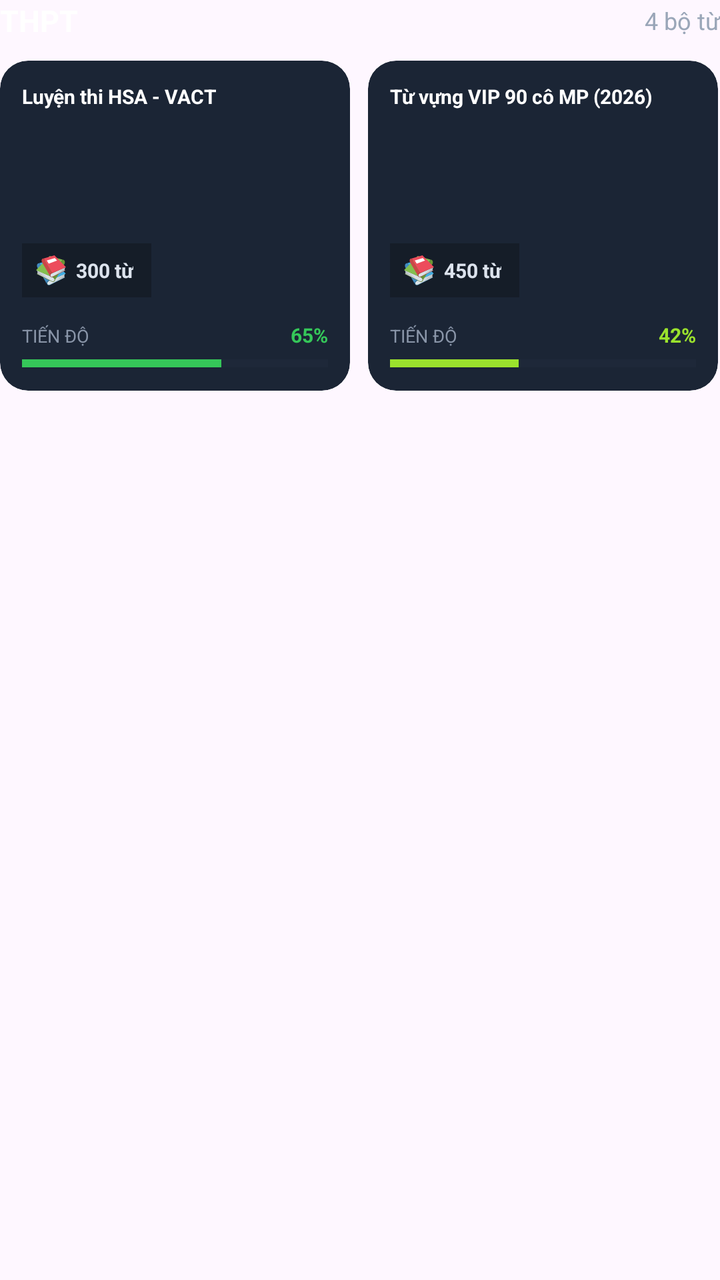
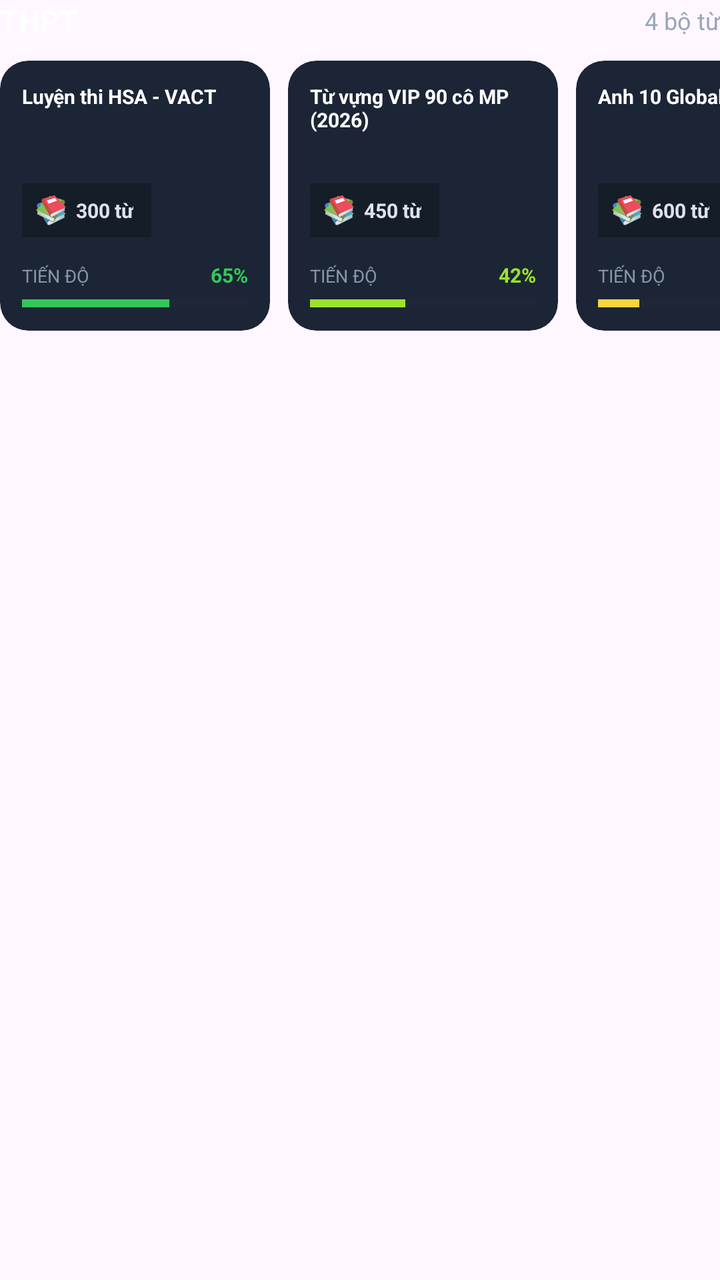

The first picture is an Android layout as it rendered before a commit; the second is the same layout after the commit. The layout source and the unified diff follow.
<!-- AndroidManifest.xml: application theme Theme.Kenglish -->
<!-- res/layout/trangchu_dslotrinh_thpt.xml -->
<?xml version="1.0" encoding="utf-8"?>
<LinearLayout
    xmlns:android="http://schemas.android.com/apk/res/android"
    xmlns:app="http://schemas.android.com/apk/res-auto"
    android:layout_width="match_parent"
    android:layout_height="wrap_content"
    android:layout_marginTop="18dp"
    android:orientation="vertical">


    
    
    

    <LinearLayout
        android:layout_width="match_parent"
        android:layout_height="wrap_content"
        android:gravity="center_vertical"
        android:orientation="horizontal">


        
        <TextView
            android:id="@+id/txt_tieu_de_thpt"
            android:layout_width="0dp"
            android:layout_height="wrap_content"
            android:layout_weight="1"
            android:text="THPT"
            android:textColor="#FFFFFF"
            android:textSize="15sp"
            android:textStyle="bold" />


        
        <TextView
            android:id="@+id/txt_so_bo_thpt"
            android:layout_width="wrap_content"
            android:layout_height="wrap_content"
            android:text="4 bộ từ"
            android:textColor="#9AA6B8"
            android:textSize="12sp" />


    </LinearLayout>


    
    
    

    <HorizontalScrollView
        android:id="@+id/cuon_bo_tu_thpt"
        android:layout_width="match_parent"
        android:layout_height="wrap_content"
        android:layout_marginTop="10dp"
        android:clipToPadding="false"
        android:overScrollMode="never"
        android:scrollbars="none">


        <LinearLayout
            android:id="@+id/danh_sach_bo_tu_thpt"
            android:layout_width="wrap_content"
            android:layout_height="wrap_content"
            android:orientation="horizontal">


            
            
            

            <com.google.android.material.card.MaterialCardView
                android:id="@+id/the_thpt_co_ban"
                android:layout_width="175dp"
                android:layout_height="165dp"
                android:layout_marginEnd="9dp"
                app:cardBackgroundColor="#1B2535"
                app:cardCornerRadius="14dp"
                app:cardElevation="0dp"
                app:strokeWidth="0dp">


                <LinearLayout
                    android:layout_width="match_parent"
                    android:layout_height="match_parent"
                    android:orientation="vertical"
                    android:padding="11dp">


                    
                    <TextView
                        android:layout_width="match_parent"
                        android:layout_height="0dp"
                        android:layout_weight="1"
                        android:maxLines="2"
                        android:text="Luyện thi HSA - VACT"
                        android:textColor="#FFFFFF"
                        android:textSize="10sp"
                        android:textStyle="bold" />


                    
                    <LinearLayout
                        android:layout_width="wrap_content"
                        android:layout_height="27dp"
                        android:background="#151D28"
                        android:gravity="center_vertical"
                        android:orientation="horizontal"
                        android:paddingStart="7dp"
                        android:paddingEnd="9dp">


                        <ImageView
                            android:layout_width="15dp"
                            android:layout_height="15dp"
                            android:contentDescription="Icon bộ từ"
                            android:src="@drawable/nen_nhan_lo_trinh" />


                        <TextView
                            android:layout_width="wrap_content"
                            android:layout_height="wrap_content"
                            android:layout_marginStart="5dp"
                            android:text="300 từ"
                            android:textColor="#DCE3ED"
                            android:textSize="10sp"
                            android:textStyle="bold" />


                    </LinearLayout>


                    
                    <LinearLayout
                        android:layout_width="match_parent"
                        android:layout_height="wrap_content"
                        android:layout_marginTop="12dp"
                        android:orientation="horizontal">


                        <TextView
                            android:layout_width="0dp"
                            android:layout_height="wrap_content"
                            android:layout_weight="1"
                            android:text="TIẾN ĐỘ"
                            android:textColor="#8995A8"
                            android:textSize="9sp" />


                        <TextView
                            android:layout_width="wrap_content"
                            android:layout_height="wrap_content"
                            android:text="65%"
                            android:textColor="#35C759"
                            android:textSize="10sp"
                            android:textStyle="bold" />


                    </LinearLayout>


                    <ProgressBar
                        style="?android:attr/progressBarStyleHorizontal"
                        android:layout_width="match_parent"
                        android:layout_height="5dp"
                        android:layout_marginTop="5dp"
                        android:max="100"
                        android:progress="65"
                        android:progressBackgroundTint="#2A3547"
                        android:progressTint="#35C759" />


                </LinearLayout>


            </com.google.android.material.card.MaterialCardView>


            
            
            

            <com.google.android.material.card.MaterialCardView
                android:id="@+id/the_thpt_450"
                android:layout_width="175dp"
                android:layout_height="165dp"
                android:layout_marginEnd="9dp"
                app:cardBackgroundColor="#1B2535"
                app:cardCornerRadius="14dp"
                app:cardElevation="0dp"
                app:strokeWidth="0dp">


                <LinearLayout
                    android:layout_width="match_parent"
                    android:layout_height="match_parent"
                    android:orientation="vertical"
                    android:padding="11dp">


                    <TextView
                        android:layout_width="match_parent"
                        android:layout_height="0dp"
                        android:layout_weight="1"
                        android:maxLines="2"
                        android:text="Từ vựng VIP 90 cô MP (2026)"
                        android:textColor="#FFFFFF"
                        android:textSize="10sp"
                        android:textStyle="bold" />


                    <LinearLayout
                        android:layout_width="wrap_content"
                        android:layout_height="27dp"
                        android:background="#151D28"
                        android:gravity="center_vertical"
                        android:orientation="horizontal"
                        android:paddingStart="7dp"
                        android:paddingEnd="9dp">


                        <ImageView
                            android:layout_width="15dp"
                            android:layout_height="15dp"
                            android:contentDescription="Icon bộ từ"
                            android:src="@drawable/nen_nhan_lo_trinh" />


                        <TextView
                            android:layout_width="wrap_content"
                            android:layout_height="wrap_content"
                            android:layout_marginStart="5dp"
                            android:text="450 từ"
                            android:textColor="#DCE3ED"
                            android:textSize="10sp"
                            android:textStyle="bold" />


                    </LinearLayout>


                    <LinearLayout
                        android:layout_width="match_parent"
                        android:layout_height="wrap_content"
                        android:layout_marginTop="12dp"
                        android:orientation="horizontal">


                        <TextView
                            android:layout_width="0dp"
                            android:layout_height="wrap_content"
                            android:layout_weight="1"
                            android:text="TIẾN ĐỘ"
                            android:textColor="#8995A8"
                            android:textSize="9sp" />


                        <TextView
                            android:layout_width="wrap_content"
                            android:layout_height="wrap_content"
                            android:text="42%"
                            android:textColor="#9BE22D"
                            android:textSize="10sp"
                            android:textStyle="bold" />


                    </LinearLayout>


                    <ProgressBar
                        style="?android:attr/progressBarStyleHorizontal"
                        android:layout_width="match_parent"
                        android:layout_height="5dp"
                        android:layout_marginTop="5dp"
                        android:max="100"
                        android:progress="42"
                        android:progressBackgroundTint="#2A3547"
                        android:progressTint="#9BE22D" />


                </LinearLayout>


            </com.google.android.material.card.MaterialCardView>


            
            
            

            <com.google.android.material.card.MaterialCardView
                android:id="@+id/the_thpt_650"
                android:layout_width="175dp"
                android:layout_height="165dp"
                android:layout_marginEnd="9dp"
                app:cardBackgroundColor="#1B2535"
                app:cardCornerRadius="14dp"
                app:cardElevation="0dp"
                app:strokeWidth="0dp">


                <LinearLayout
                    android:layout_width="match_parent"
                    android:layout_height="match_parent"
                    android:orientation="vertical"
                    android:padding="11dp">


                    <TextView
                        android:layout_width="match_parent"
                        android:layout_height="0dp"
                        android:layout_weight="1"
                        android:maxLines="2"
                        android:text="Anh 10 Global Success"
                        android:textColor="#FFFFFF"
                        android:textSize="10sp"
                        android:textStyle="bold" />


                    <LinearLayout
                        android:layout_width="wrap_content"
                        android:layout_height="27dp"
                        android:background="#151D28"
                        android:gravity="center_vertical"
                        android:orientation="horizontal"
                        android:paddingStart="7dp"
                        android:paddingEnd="9dp">


                        <ImageView
                            android:layout_width="15dp"
                            android:layout_height="15dp"
                            android:contentDescription="Icon bộ từ"
                            android:src="@drawable/nen_nhan_lo_trinh" />


                        <TextView
                            android:layout_width="wrap_content"
                            android:layout_height="wrap_content"
                            android:layout_marginStart="5dp"
                            android:text="600 từ"
                            android:textColor="#DCE3ED"
                            android:textSize="10sp"
                            android:textStyle="bold" />


                    </LinearLayout>


                    <LinearLayout
                        android:layout_width="match_parent"
                        android:layout_height="wrap_content"
                        android:layout_marginTop="12dp"
                        android:orientation="horizontal">


                        <TextView
                            android:layout_width="0dp"
                            android:layout_height="wrap_content"
                            android:layout_weight="1"
                            android:text="TIẾN ĐỘ"
                            android:textColor="#8995A8"
                            android:textSize="9sp" />


                        <TextView
                            android:layout_width="wrap_content"
                            android:layout_height="wrap_content"
                            android:text="18%"
                            android:textColor="#FFD43B"
                            android:textSize="10sp"
                            android:textStyle="bold" />


                    </LinearLayout>


                    <ProgressBar
                        style="?android:attr/progressBarStyleHorizontal"
                        android:layout_width="match_parent"
                        android:layout_height="5dp"
                        android:layout_marginTop="5dp"
                        android:max="100"
                        android:progress="18"
                        android:progressBackgroundTint="#2A3547"
                        android:progressTint="#FFD43B" />


                </LinearLayout>


            </com.google.android.material.card.MaterialCardView>


            
            
            

            <com.google.android.material.card.MaterialCardView
                android:id="@+id/the_thpt_850"
                android:layout_width="175dp"
                android:layout_height="165dp"
                app:cardBackgroundColor="#1B2535"
                app:cardCornerRadius="14dp"
                app:cardElevation="0dp"
                app:strokeWidth="0dp">


                <LinearLayout
                    android:layout_width="match_parent"
                    android:layout_height="match_parent"
                    android:orientation="vertical"
                    android:padding="11dp">


                    <TextView
                        android:layout_width="match_parent"
                        android:layout_height="0dp"
                        android:layout_weight="1"
                        android:maxLines="2"
                        android:text="1000 từ vựng trọng điểm 2026"
                        android:textColor="#FFFFFF"
                        android:textSize="10sp"
                        android:textStyle="bold" />


                    <LinearLayout
                        android:layout_width="wrap_content"
                        android:layout_height="27dp"
                        android:background="#151D28"
                        android:gravity="center_vertical"
                        android:orientation="horizontal"
                        android:paddingStart="7dp"
                        android:paddingEnd="9dp">


                        <ImageView
                            android:layout_width="15dp"
                            android:layout_height="15dp"
                            android:contentDescription="Icon bộ từ"
                            android:src="@drawable/nen_nhan_lo_trinh" />


                        <TextView
                            android:layout_width="wrap_content"
                            android:layout_height="wrap_content"
                            android:layout_marginStart="5dp"
                            android:text="800 từ"
                            android:textColor="#DCE3ED"
                            android:textSize="10sp"
                            android:textStyle="bold" />


                    </LinearLayout>


                    <LinearLayout
                        android:layout_width="match_parent"
                        android:layout_height="wrap_content"
                        android:layout_marginTop="12dp"
                        android:orientation="horizontal">


                        <TextView
                            android:layout_width="0dp"
                            android:layout_height="wrap_content"
                            android:layout_weight="1"
                            android:text="TIẾN ĐỘ"
                            android:textColor="#8995A8"
                            android:textSize="9sp" />


                        <TextView
                            android:layout_width="wrap_content"
                            android:layout_height="wrap_content"
                            android:text="0%"
                            android:textColor="#22A8E8"
                            android:textSize="10sp"
                            android:textStyle="bold" />


                    </LinearLayout>


                    <ProgressBar
                        style="?android:attr/progressBarStyleHorizontal"
                        android:layout_width="match_parent"
                        android:layout_height="5dp"
                        android:layout_marginTop="5dp"
                        android:max="100"
                        android:progress="0"
                        android:progressBackgroundTint="#2A3547"
                        android:progressTint="#22A8E8" />


                </LinearLayout>


            </com.google.android.material.card.MaterialCardView>


        </LinearLayout>


    </HorizontalScrollView>


</LinearLayout>
<!-- resources referenced by this layout -->
<resources>
  <!-- drawable nen_nhan_lo_trinh: vector/xml drawable (drawable, 2788 chars, omitted) -->
  <style name="Theme.Kenglish" parent="Base.Theme.Kenglish" />
  <style name="Base.Theme.Kenglish" parent="Theme.Material3.DayNight.NoActionBar">
          
          
      </style>
</resources>

<!-- the commit's change to res/layout/trangchu_dslotrinh_thpt.xml (unified diff, before → after) -->
@@ -71,8 +71,8 @@
 
             <com.google.android.material.card.MaterialCardView
                 android:id="@+id/the_thpt_co_ban"
-                android:layout_width="175dp"
-                android:layout_height="165dp"
+                android:layout_width="135dp"
+                android:layout_height="135dp"
                 android:layout_marginEnd="9dp"
                 app:cardBackgroundColor="#1B2535"
                 app:cardCornerRadius="14dp"
@@ -182,8 +182,8 @@
 
             <com.google.android.material.card.MaterialCardView
                 android:id="@+id/the_thpt_450"
-                android:layout_width="175dp"
-                android:layout_height="165dp"
+                android:layout_width="135dp"
+                android:layout_height="135dp"
                 android:layout_marginEnd="9dp"
                 app:cardBackgroundColor="#1B2535"
                 app:cardCornerRadius="14dp"
@@ -290,8 +290,8 @@
 
             <com.google.android.material.card.MaterialCardView
                 android:id="@+id/the_thpt_650"
-                android:layout_width="175dp"
-                android:layout_height="165dp"
+                android:layout_width="135dp"
+                android:layout_height="135dp"
                 android:layout_marginEnd="9dp"
                 app:cardBackgroundColor="#1B2535"
                 app:cardCornerRadius="14dp"
@@ -398,8 +398,8 @@
 
             <com.google.android.material.card.MaterialCardView
                 android:id="@+id/the_thpt_850"
-                android:layout_width="175dp"
-                android:layout_height="165dp"
+                android:layout_width="135dp"
+                android:layout_height="135dp"
                 app:cardBackgroundColor="#1B2535"
                 app:cardCornerRadius="14dp"
                 app:cardElevation="0dp"
